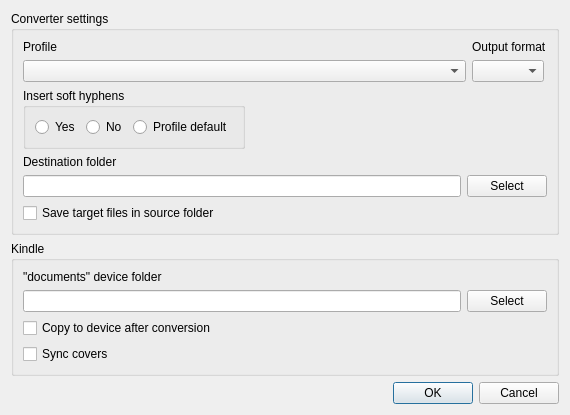
Before: the Qt Designer form ui/SettingsDialog.ui in rupor-github/fb2mobi, drawn with Qt 5.
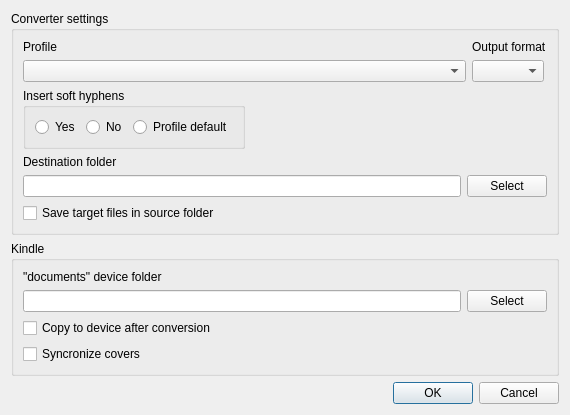
After: the same form once the commit is applied.

```diff
--- a/ui/SettingsDialog.ui
+++ b/ui/SettingsDialog.ui
@@ -189,7 +189,7 @@
       <item>
        <widget class="QCheckBox" name="checkSyncCovers">
         <property name="text">
-         <string>Sync covers</string>
+         <string>Syncronize covers</string>
         </property>
        </widget>
       </item>
```
